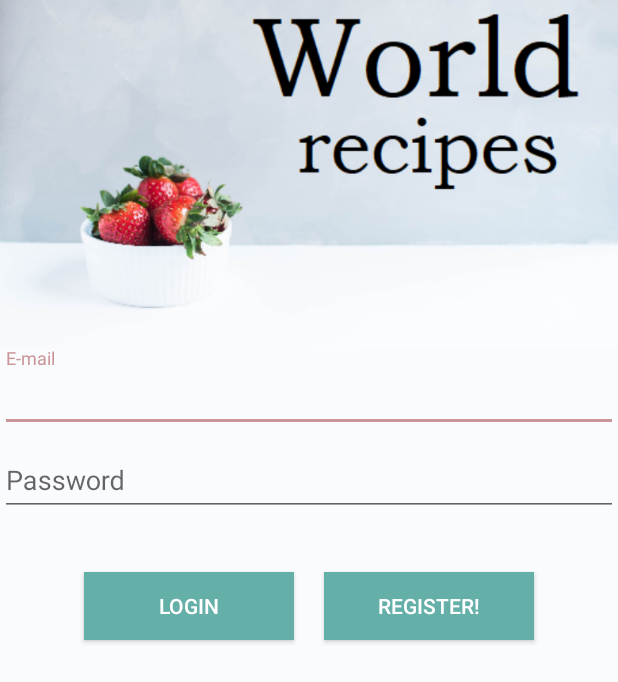
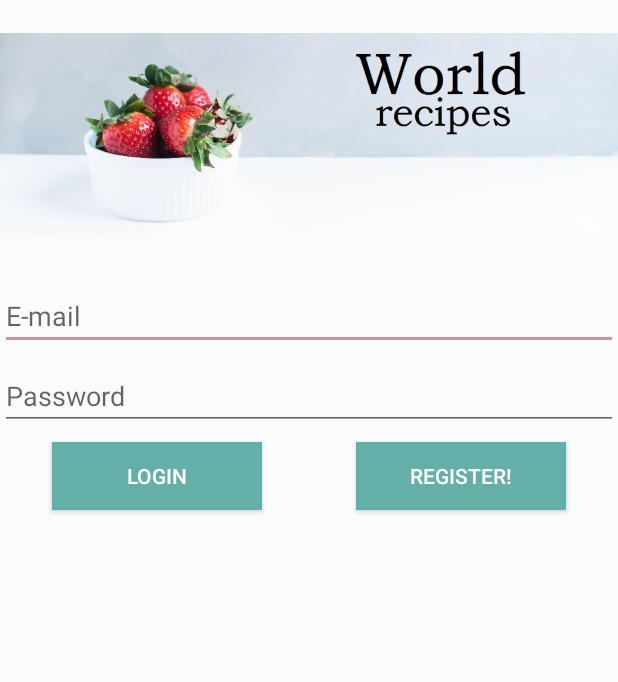
Before and after one commit to AndresPiraquiveLopez/MGL7130MVVM, an Android app: the screen it shows after launch (LoginActivity), on a phone screen of 412 x 824 dp. Shown: the top 682 px of the screen. Run offline under Robolectric (Android 15) with nearby library versions, the phone set to English and light mode, and no system bars; our stand-ins replace Firebase (no records; nobody signed in at launch, a user with empty details on screens opened directly).

Commit message:
Image Login ajusté

```diff
--- a/app/src/main/java/com/example/andrespiraquive/recettes/LoginActivity.java
+++ b/app/src/main/java/com/example/andrespiraquive/recettes/LoginActivity.java
@@ -59,7 +59,7 @@ public class LoginActivity extends AppCompatActivity implements GoogleApiClient.
         registerButton = (Button) findViewById(R.id.registerButton);
         signInButton = (SignInButton) findViewById(R.id.sign_in_button);
         newPassButton = (Button) findViewById(R.id.newPasswordButton);
-        progressBar = (ProgressBar) findViewById(R.id.progressBar);
+
 
         firebaseAuth = FirebaseAuth.getInstance();
 
--- a/app/src/main/res/layout/activity_login.xml
+++ b/app/src/main/res/layout/activity_login.xml
@@ -3,118 +3,114 @@
     xmlns:app="http://schemas.android.com/apk/res-auto"
     xmlns:tools="http://schemas.android.com/tools"
     android:layout_width="match_parent"
-    android:layout_height="match_parent">
-
-
-    <LinearLayout xmlns:android="http://schemas.android.com/apk/res/android"
-        android:layout_width="match_parent"
     android:layout_height="match_parent"
-        android:gravity="top"
-        android:orientation="vertical"
-        tools:layout_editor_absoluteX="0dp"
-        tools:layout_editor_absoluteY="32dp"
     android:background="#fafbfd">
 
 
     <ImageView
         android:id="@+id/logo_id"
         android:layout_width="match_parent"
-            android:layout_height="232dp"
+        android:layout_height="180dp"
+        android:layout_marginBottom="8dp"
         android:adjustViewBounds="false"
-            android:scaleType="centerCrop"
+        android:scaleType="centerInside"
+        app:layout_constraintBottom_toTopOf="@+id/girisEmail"
+        app:layout_constraintEnd_toEndOf="parent"
+        app:layout_constraintHorizontal_bias="0.0"
+        app:layout_constraintStart_toStartOf="parent"
+        app:layout_constraintTop_toTopOf="parent"
         app:srcCompat="@drawable/world_recipes_logo_free" />
 
-
-        <android.support.design.widget.TextInputLayout
-            android:layout_width="match_parent"
-            android:layout_height="wrap_content">
 
     <EditText
         android:id="@+id/girisEmail"
         android:layout_width="match_parent"
         android:layout_height="wrap_content"
-                android:layout_marginTop="10dp"
+        android:layout_marginTop="8dp"
         android:hint="E-mail"
-                android:inputType="textEmailAddress" />
+        android:inputType="textEmailAddress"
+        app:layout_constraintEnd_toEndOf="parent"
+        app:layout_constraintStart_toStartOf="parent"
+        app:layout_constraintTop_toBottomOf="@+id/logo_id" />
 
-        </android.support.design.widget.TextInputLayout>
-
-
-        <android.support.design.widget.TextInputLayout
-            android:layout_width="match_parent"
-            android:layout_height="wrap_content">
 
     <EditText
         android:id="@+id/password"
         android:layout_width="match_parent"
         android:layout_height="wrap_content"
-                android:layout_marginTop="10dp"
+        android:layout_marginTop="8dp"
         android:ems="10"
         android:hint="Password"
-                android:inputType="textPassword" />
+        android:inputType="textPassword"
+        app:layout_constraintTop_toBottomOf="@+id/girisEmail" />
 
-        </android.support.design.widget.TextInputLayout>
-
-        <LinearLayout
-            android:layout_width="match_parent"
-            android:layout_height="100dp"
-            android:gravity="center"
-            android:orientation="horizontal">
 
     <Button
         android:id="@+id/loginButton"
         android:layout_width="140dp"
         android:layout_height="45dp"
-                android:layout_marginTop="10dp"
-                android:layout_marginRight="10dp"
+        android:layout_marginStart="8dp"
+        android:layout_marginTop="8dp"
+        android:layout_marginEnd="20dp"
         android:background="@color/colorPrimaryDark"
         android:text="Login"
         android:textAllCaps="true"
-                android:textColor="#FFFF" />
+        android:textColor="#FFFF"
+        app:layout_constraintEnd_toStartOf="@+id/registerButton"
+        app:layout_constraintStart_toStartOf="parent"
+        app:layout_constraintTop_toBottomOf="@+id/password" />
 
     <Button
         android:id="@+id/registerButton"
         android:layout_width="140dp"
         android:layout_height="45dp"
-                android:layout_marginLeft="10dp"
-                android:layout_marginTop="10dp"
+        android:layout_marginStart="16dp"
+        android:layout_marginTop="8dp"
+        android:layout_marginEnd="8dp"
         android:background="@color/colorPrimaryDark"
         android:text="Register!"
-                android:textColor="#FFFF" />
-        </LinearLayout>
+        android:textColor="#FFFF"
+        app:layout_constraintEnd_toEndOf="parent"
+        app:layout_constraintStart_toEndOf="@+id/loginButton"
+        app:layout_constraintTop_toBottomOf="@+id/password" />
 
     <Button
         android:id="@+id/newPasswordButton"
         android:layout_width="200dp"
         android:layout_height="wrap_content"
-            android:layout_marginBottom="8dp"
+        android:layout_marginStart="8dp"
+        android:layout_marginTop="80dp"
+        android:layout_marginEnd="8dp"
         android:background="@null"
         android:text="I forgot password"
         android:textAllCaps="false"
         android:textColor="@color/colorPrimary"
-            android:visibility="invisible" />
+        android:visibility="invisible"
+        app:layout_constraintEnd_toEndOf="parent"
+        app:layout_constraintStart_toStartOf="parent"
+        app:layout_constraintTop_toBottomOf="@+id/password" />
 
     <TextView
+        android:id="@+id/textView"
         android:layout_width="match_parent"
         android:layout_height="wrap_content"
+        android:layout_marginTop="8dp"
         android:gravity="center"
         android:text="OR"
         android:textColor="@color/colorPrimary"
-            android:visibility="invisible" />
+        android:visibility="invisible"
+        app:layout_constraintEnd_toEndOf="parent"
+        app:layout_constraintStart_toStartOf="parent"
+        app:layout_constraintTop_toBottomOf="@+id/newPasswordButton" />
 
     <com.google.android.gms.common.SignInButton
         android:id="@+id/sign_in_button"
         android:layout_width="300dp"
         android:layout_height="55dp"
-            android:layout_marginTop="15dp"
-            android:visibility="invisible" />
-    </LinearLayout>
+        android:layout_marginTop="8dp"
+        android:visibility="invisible"
+        app:layout_constraintEnd_toEndOf="parent"
+        app:layout_constraintStart_toStartOf="parent"
+        app:layout_constraintTop_toBottomOf="@+id/textView" />
 
-    <ProgressBar
-        android:id="@+id/progressBar"
-        android:layout_width="20dp"
-        android:layout_height="20dp"
-        android:layout_gravity="center|bottom"
-        android:layout_marginBottom="20dp"
-        android:visibility="gone" />
 </android.support.constraint.ConstraintLayout>
```
Also changed, not shown: app/src/main/res/drawable/world_recipes_logo_free.png. Lines whose indentation alone changed are shown as unchanged.
